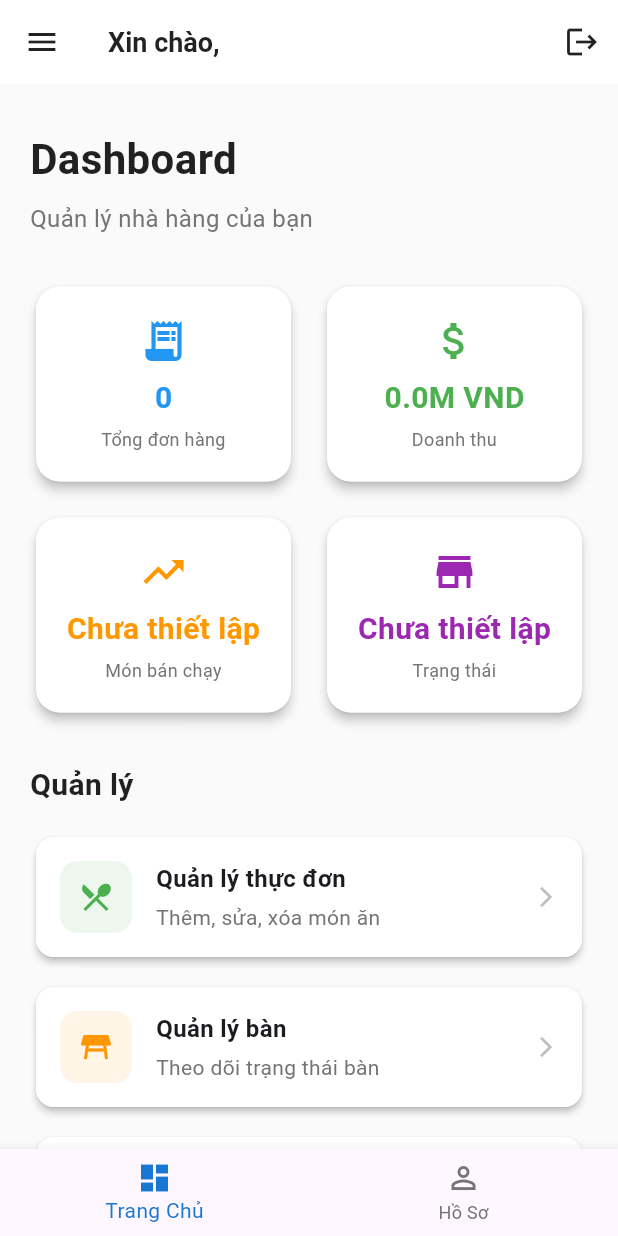
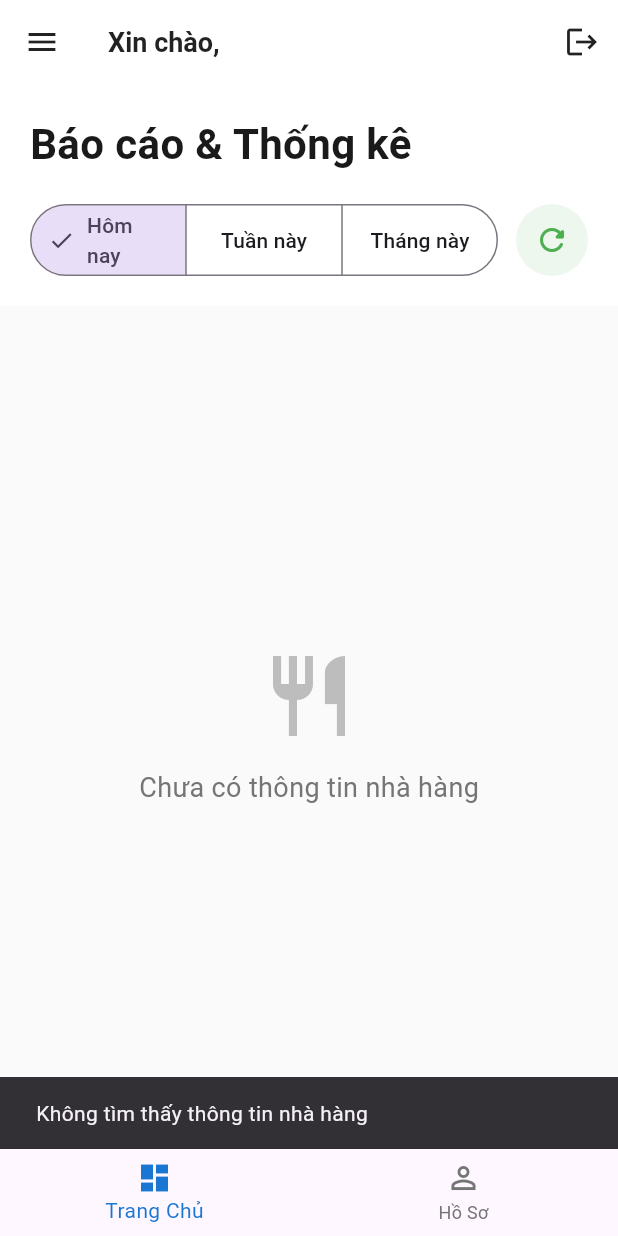
Before and after one commit to hocuong636/QLNH, a Flutter app: the OwnerPage screen opened by its route, on a phone screen of 412 x 824 dp. Run offline on Flutter 3.47's test engine with Material 3 defaults, Android fonts, the phone set to English and light mode, and no system bars; our stand-ins replace cached_network_image, firebase_auth, firebase_core, firebase_database, google_sign_in, image_picker and 1 more; missing offline and left inert: cloudinary_public; accounts and stored records are empty.

Commit message:
report owner

```diff
--- a/lib/page/owner/owner_page.dart
+++ b/lib/page/owner/owner_page.dart
@@ -11,6 +11,7 @@ import 'inventory_management_page.dart';
 import 'owner_restaurant_management_page.dart';
 import 'staff_management_page.dart';
 import 'staff_request_management_page.dart';
+import 'reports_page.dart';
 
 class OwnerPage extends StatefulWidget {
   const OwnerPage({super.key});
@@ -223,6 +224,18 @@ class _OwnerPageState extends State<OwnerPage> {
               );
             },
           ),
+          ListTile(
+            leading: const Icon(Icons.analytics),
+            title: const Text('Báo cáo & Thống kê'),
+            onTap: () {
+              Navigator.of(context).pop();
+              Navigator.of(context).push(
+                MaterialPageRoute(
+                  builder: (context) => const OwnerReportsPage(),
+                ),
+              );
+            },
+          ),
         ],
       ),
     );
@@ -285,178 +298,7 @@ class _OwnerPageState extends State<OwnerPage> {
   }
 
   Widget _buildDashboardPage(String? userName) {
-    return RefreshIndicator(
-      onRefresh: _loadDashboardStats,
-      child: SingleChildScrollView(
-        physics: const AlwaysScrollableScrollPhysics(),
-        padding: const EdgeInsets.all(20.0),
-        child: Column(
-          crossAxisAlignment: CrossAxisAlignment.start,
-          children: [
-            const SizedBox(height: 10),
-            Text(
-              'Dashboard',
-              style: const TextStyle(
-                fontSize: 28,
-                fontWeight: FontWeight.bold,
-                color: Colors.black87,
-              ),
-            ),
-            const SizedBox(height: 8),
-            Text(
-              'Quản lý nhà hàng của bạn',
-              style: TextStyle(fontSize: 16, color: Colors.grey.shade600),
-            ),
-            const SizedBox(height: 30),
-
-            // Statistics Cards
-            Row(
-              children: [
-                Expanded(
-                  child: _buildStatCard(
-                    'Tổng đơn hàng',
-                    _isLoadingStats ? '...' : _totalOrders.toString(),
-                    Icons.receipt_long,
-                    Colors.blue,
-                    () => Navigator.of(context).push(
-                      MaterialPageRoute(
-                        builder: (context) => const OrderManagementPage(),
-                      ),
-                    ),
-                  ),
-                ),
-                const SizedBox(width: 16),
-                Expanded(
-                  child: _buildStatCard(
-                    'Doanh thu',
-                    _isLoadingStats
-                        ? '...'
-                        : '${(_totalRevenue / 1000000).toStringAsFixed(1)}M VND',
-                    Icons.attach_money,
-                    Colors.green,
-                    () => Navigator.of(context).push(
-                      MaterialPageRoute(
-                        builder: (context) => const OrderManagementPage(),
-                      ),
-                    ),
-                  ),
-                ),
-              ],
-            ),
-            const SizedBox(height: 16),
-            Row(
-              children: [
-                Expanded(
-                  child: _buildStatCard(
-                    'Món bán chạy',
-                    _bestSellingItem,
-                    Icons.trending_up,
-                    Colors.orange,
-                    () => Navigator.of(context).push(
-                      MaterialPageRoute(
-                        builder: (context) => const MenuManagementPage(),
-                      ),
-                    ),
-                  ),
-                ),
-                const SizedBox(width: 16),
-                Expanded(
-                  child: _buildStatCard(
-                    'Trạng thái',
-                    _restaurantStatus,
-                    Icons.store,
-                    Colors.purple,
-                    () => Navigator.of(context).push(
-                      MaterialPageRoute(
-                        builder: (context) =>
-                            const OwnerRestaurantManagementPage(),
-                      ),
-                    ),
-                  ),
-                ),
-              ],
-            ),
-
-            const SizedBox(height: 30),
-
-            // Management Cards
-            Text(
-              'Quản lý',
-              style: TextStyle(
-                fontSize: 20,
-                fontWeight: FontWeight.w600,
-                color: Colors.black87,
-              ),
-            ),
-            const SizedBox(height: 16),
-
-            _buildManagementCard(
-              'Quản lý thực đơn',
-              'Thêm, sửa, xóa món ăn',
-              Icons.restaurant_menu,
-              Colors.green,
-              () => Navigator.of(context).push(
-                MaterialPageRoute(
-                  builder: (context) => const MenuManagementPage(),
-                ),
-              ),
-            ),
-            const SizedBox(height: 12),
-
-            _buildManagementCard(
-              'Quản lý bàn',
-              'Theo dõi trạng thái bàn',
-              Icons.table_restaurant,
-              Colors.orange,
-              () => Navigator.of(context).push(
-                MaterialPageRoute(
-                  builder: (context) => const TableManagementPage(),
-                ),
-              ),
-            ),
-            const SizedBox(height: 12),
-
-            _buildManagementCard(
-              'Quản lý đơn hàng',
-              'Xem và cập nhật đơn hàng',
-              Icons.receipt_long,
-              Colors.purple,
-              () => Navigator.of(context).push(
-                MaterialPageRoute(
-                  builder: (context) => const OrderManagementPage(),
-                ),
-              ),
-            ),
-            const SizedBox(height: 12),
-
-            _buildManagementCard(
-              'Quản lý kho',
-              'Theo dõi nguyên liệu',
-              Icons.inventory,
-              Colors.teal,
-              () => Navigator.of(context).push(
-                MaterialPageRoute(
-                  builder: (context) => const InventoryManagementPage(),
-                ),
-              ),
-            ),
-            const SizedBox(height: 12),
-
-            _buildManagementCard(
-              'Quản lý nhân viên',
-              'Thêm và quản lý nhân viên nhà hàng',
-              Icons.people,
-              Colors.indigo,
-              () => Navigator.of(context).push(
-                MaterialPageRoute(
-                  builder: (context) => const StaffManagementPage(),
-                ),
-              ),
-            ),
-          ],
-        ),
-      ),
-    );
+    return const OwnerReportsPage();
   }
 
   Widget _buildStatCard(
--- /dev/null
+++ b/lib/page/owner/reports_page.dart
@@ -0,0 +1,477 @@
+import 'package:flutter/material.dart';
+import 'package:firebase_database/firebase_database.dart';
+import 'package:quanlynhahang/services/local_storage_service.dart';
+
+class OwnerReportsPage extends StatefulWidget {
+  const OwnerReportsPage({super.key});
+
+  @override
+  State<OwnerReportsPage> createState() => _OwnerReportsPageState();
+}
+
+class _OwnerReportsPageState extends State<OwnerReportsPage> {
+  final FirebaseDatabase _database = FirebaseDatabase.instance;
+  final LocalStorageService _localStorageService = LocalStorageService();
+
+  String _selectedPeriod = 'today'; // today, week, month
+  String? _restaurantId;
+
+  Map<String, dynamic> _revenueData = {};
+  Map<String, int> _orderStats = {};
+  bool _isLoading = true;
+
+  @override
+  void initState() {
+    super.initState();
+    _loadRestaurantId();
+  }
+
+  Future<void> _loadRestaurantId() async {
+    final restaurantId = _localStorageService.getRestaurantId();
+    if (restaurantId != null) {
+      setState(() {
+        _restaurantId = restaurantId;
+      });
+      _loadReports();
+    } else {
+      setState(() => _isLoading = false);
+      if (mounted) {
+        ScaffoldMessenger.of(context).showSnackBar(
+          const SnackBar(content: Text('Không tìm thấy thông tin nhà hàng')),
+        );
+      }
+    }
+  }
+
+  Future<void> _loadReports() async {
+    if (_restaurantId == null) return;
+
+    setState(() => _isLoading = true);
+
+    try {
+      await Future.wait([
+        _loadRevenueData(),
+        _loadOrderStats(),
+      ]);
+
+      setState(() => _isLoading = false);
+    } catch (e) {
+      print('Error loading reports: $e');
+      setState(() => _isLoading = false);
+      if (mounted) {
+        ScaffoldMessenger.of(context).showSnackBar(
+          SnackBar(content: Text('Lỗi tải báo cáo: $e')),
+        );
+      }
+    }
+  }
+
+  Future<void> _loadRevenueData() async {
+    if (_restaurantId == null) return;
+
+    try {
+      final ordersSnapshot = await _database.ref('orders').get();
+      double totalRevenue = 0;
+      int totalOrders = 0;
+
+      if (ordersSnapshot.exists) {
+        final ordersData = ordersSnapshot.value as Map<dynamic, dynamic>?;
+        if (ordersData != null) {
+          ordersData.forEach((key, value) {
+            if (value is Map) {
+              // Chỉ lấy orders của nhà hàng này
+              final orderRestaurantId = value['restaurantId']?.toString();
+              if (orderRestaurantId != _restaurantId) return;
+
+              final orderDate = value['createdAt'] != null
+                  ? DateTime.parse(value['createdAt'])
+                  : null;
+
+              if (orderDate != null && _isDateInRange(orderDate)) {
+                final status = value['status']?.toString();
+                if (status == 'paid') {
+                  final totalAmount = value['totalAmount'];
+                  final total = totalAmount is int
+                      ? totalAmount.toDouble()
+                      : (totalAmount is double ? totalAmount : 0.0);
+                  totalRevenue += total;
+                  totalOrders++;
+                }
+              }
+            }
+          });
+        }
+      }
+
+      setState(() {
+        _revenueData = {
+          'totalRevenue': totalRevenue,
+          'totalOrders': totalOrders,
+          'averageOrderValue': totalOrders > 0 ? totalRevenue / totalOrders : 0.0,
+        };
+      });
+    } catch (e) {
+      print('Error loading revenue data: $e');
+    }
+  }
+
+  Future<void> _loadOrderStats() async {
+    if (_restaurantId == null) return;
+
+    try {
+      final ordersSnapshot = await _database.ref('orders').get();
+      Map<String, int> stats = {
+        'new': 0,
+        'cooking': 0,
+        'done': 0,
+        'paid': 0,
+      };
+
+      if (ordersSnapshot.exists) {
+        final ordersData = ordersSnapshot.value as Map<dynamic, dynamic>?;
+        if (ordersData != null) {
+          ordersData.forEach((key, value) {
+            if (value is Map) {
+              // Chỉ lấy orders của nhà hàng này
+              final orderRestaurantId = value['restaurantId']?.toString();
+              if (orderRestaurantId != _restaurantId) return;
+
+              final orderDate = value['createdAt'] != null
+                  ? DateTime.parse(value['createdAt'])
+                  : null;
+
+              if (orderDate != null && _isDateInRange(orderDate)) {
+                final status = value['status']?.toString();
+                if (status != null) {
+                  final statusKey = status.replaceAll('_', '');
+                  if (stats.containsKey(statusKey)) {
+                    stats[statusKey] = (stats[statusKey] ?? 0) + 1;
+                  }
+                }
+              }
+            }
+          });
+        }
+      }
+
+      setState(() {
+        _orderStats = stats;
+      });
+    } catch (e) {
+      print('Error loading order stats: $e');
+    }
+  }
+
+  bool _isDateInRange(DateTime date) {
+    final now = DateTime.now();
+    switch (_selectedPeriod) {
+      case 'today':
+        return date.year == now.year &&
+               date.month == now.month &&
+               date.day == now.day;
+      case 'week':
+        final weekStart = now.subtract(Duration(days: now.weekday - 1));
+        return date.isAfter(weekStart.subtract(const Duration(days: 1))) &&
+               date.isBefore(now.add(const Duration(days: 1)));
+      case 'month':
+        return date.year == now.year && date.month == now.month;
+      default:
+        return true;
+    }
+  }
+
+  double _getDoubleValue(dynamic value) {
+    if (value == null) return 0.0;
+    if (value is double) return value;
+    if (value is int) return value.toDouble();
+    if (value is String) return double.tryParse(value) ?? 0.0;
+    return 0.0;
+  }
+
+  String _formatCurrency(double amount) {
+    return '${amount.toStringAsFixed(0).replaceAllMapped(
+      RegExp(r'(\d{1,3})(?=(\d{3})+(?!\d))'),
+      (Match m) => '${m[1]},',
+    )} VND';
+  }
+
+  @override
+  Widget build(BuildContext context) {
+    return Column(
+      children: [
+        // Header section với title lớn
+        Container(
+          padding: const EdgeInsets.fromLTRB(20, 20, 20, 16),
+          color: Colors.white,
+          child: Column(
+            crossAxisAlignment: CrossAxisAlignment.start,
+            children: [
+              const Text(
+                'Báo cáo & Thống kê',
+                style: TextStyle(
+                  fontSize: 28,
+                  fontWeight: FontWeight.bold,
+                  color: Color(0xFF1A1A1A),
+                ),
+              ),
+              const SizedBox(height: 16),
+              // Period selector
+              Row(
+                children: [
+                  Expanded(
+                    child: SegmentedButton<String>(
+                      segments: const [
+                        ButtonSegment(value: 'today', label: Text('Hôm nay')),
+                        ButtonSegment(value: 'week', label: Text('Tuần này')),
+                        ButtonSegment(value: 'month', label: Text('Tháng này')),
+                      ],
+                      selected: {_selectedPeriod},
+                      onSelectionChanged: (Set<String> newSelection) {
+                        setState(() {
+                          _selectedPeriod = newSelection.first;
+                          _loadReports();
+                        });
+                      },
+                    ),
+                  ),
+                  const SizedBox(width: 12),
+                  Container(
+                    decoration: BoxDecoration(
+                      color: const Color(0xFF4CAF50).withOpacity(0.1),
+                      shape: BoxShape.circle,
+                    ),
+                    child: IconButton(
+                      icon: const Icon(Icons.refresh_rounded),
+                      onPressed: _loadReports,
+                      tooltip: 'Làm mới',
+                      color: const Color(0xFF4CAF50),
+                    ),
+                  ),
+                ],
+              ),
+            ],
+          ),
+        ),
+        // Body content
+        Expanded(
+          child: _isLoading
+              ? const Center(
+                  child: CircularProgressIndicator(
+                    valueColor: AlwaysStoppedAnimation<Color>(Color(0xFF4CAF50)),
+                  ),
+                )
+              : _restaurantId == null
+                  ? Center(
+                      child: Column(
+                        mainAxisAlignment: MainAxisAlignment.center,
+                        children: [
+                          Icon(
+                            Icons.restaurant_outlined,
+                            size: 64,
+                            color: Colors.grey.shade400,
+                          ),
+                          const SizedBox(height: 16),
+                          Text(
+                            'Chưa có thông tin nhà hàng',
+                            style: TextStyle(
+                              fontSize: 18,
+                              color: Colors.grey.shade600,
+                            ),
+                          ),
+                        ],
+                      ),
+                    )
+                  : SingleChildScrollView(
+                      padding: const EdgeInsets.all(16),
+                      child: Column(
+                        crossAxisAlignment: CrossAxisAlignment.start,
+                        children: [
+                          // Revenue Summary Cards
+                          Row(
+                            children: [
+                              Expanded(
+                                child: _buildStatCard(
+                                  title: 'Tổng Doanh Thu',
+                                  value: _formatCurrency(_getDoubleValue(_revenueData['totalRevenue'])),
+                                  icon: Icons.attach_money,
+                                  color: const Color(0xFF2ECC71),
+                                ),
+                              ),
+                              const SizedBox(width: 12),
+                              Expanded(
+                                child: _buildStatCard(
+                                  title: 'Tổng Đơn Hàng',
+                                  value: '${_revenueData['totalOrders'] ?? 0}',
+                                  icon: Icons.receipt_long,
+                                  color: const Color(0xFF3498DB),
+                                ),
+                              ),
+                            ],
+                          ),
+                          const SizedBox(height: 12),
+                          _buildStatCard(
+                            title: 'Giá Trị Đơn Hàng Trung Bình',
+                            value: _formatCurrency(_getDoubleValue(_revenueData['averageOrderValue'])),
+                            icon: Icons.trending_up,
+                            color: const Color(0xFF9B59B6),
+                          ),
+
+                          const SizedBox(height: 24),
+
+                          // Order Status Stats
+                          const Text(
+                            'Thống kê Đơn hàng',
+                            style: TextStyle(
+                              fontSize: 18,
+                              fontWeight: FontWeight.w600,
+                              color: Color(0xFF1A1A1A),
+                            ),
+                          ),
+                          const SizedBox(height: 12),
+                          Container(
+                            decoration: BoxDecoration(
+                              color: Colors.white,
+                              borderRadius: BorderRadius.circular(16),
+                              border: Border.all(
+                                color: Colors.grey.shade200,
+                                width: 1,
+                              ),
+                              boxShadow: [
+                                BoxShadow(
+                                  color: Colors.black.withOpacity(0.04),
+                                  blurRadius: 10,
+                                  offset: const Offset(0, 2),
+                                ),
+                              ],
+                            ),
+                            child: Padding(
+                              padding: const EdgeInsets.all(16),
+                              child: Column(
+                                children: [
+                                  _buildOrderStatRow('Đơn mới', _orderStats['new'] ?? 0, Colors.orange),
+                                  const Divider(),
+                                  _buildOrderStatRow('Đang chế biến', _orderStats['cooking'] ?? 0, Colors.blue),
+                                  const Divider(),
+                                  _buildOrderStatRow('Hoàn thành', _orderStats['done'] ?? 0, Colors.green),
+                                  const Divider(),
+                                  _buildOrderStatRow('Đã thanh toán', _orderStats['paid'] ?? 0, Colors.purple),
+                                ],
+                              ),
+                            ),
+                          ),
+                        ],
+                      ),
+                    ),
+        ),
+      ],
+    );
+  }
+
+  Widget _buildStatCard({
+    required String title,
+    required String value,
+    required IconData icon,
+    required Color color,
+  }) {
+    return Container(
+      decoration: BoxDecoration(
+        color: Colors.white,
+        borderRadius: BorderRadius.circular(16),
+        border: Border.all(
+          color: Colors.grey.shade200,
+          width: 1,
+        ),
+        boxShadow: [
+          BoxShadow(
+            color: Colors.black.withOpacity(0.04),
+            blurRadius: 10,
+            offset: const Offset(0, 2),
+          ),
+        ],
+      ),
+      child: Container(
+        padding: const EdgeInsets.all(16),
+        decoration: BoxDecoration(
+          borderRadius: BorderRadius.circular(16),
+          gradient: LinearGradient(
+            colors: [Colors.white, color.withOpacity(0.03)],
+            begin: Alignment.topLeft,
+            end: Alignment.bottomRight,
+          ),
+        ),
+        child: Column(
+          crossAxisAlignment: CrossAxisAlignment.start,
+          children: [
+            Row(
+              mainAxisAlignment: MainAxisAlignment.spaceBetween,
+              children: [
+                Container(
+                  padding: const EdgeInsets.all(8),
+                  decoration: BoxDecoration(
+                    color: color.withOpacity(0.1),
+                    borderRadius: BorderRadius.circular(12),
+                  ),
+                  child: Icon(icon, color: color, size: 20),
+                ),
+              ],
+            ),
+            const SizedBox(height: 12),
+            Text(
+              title,
+              style: TextStyle(
+                fontSize: 13,
+                color: Colors.grey.shade600,
+                fontWeight: FontWeight.w500,
+              ),
+            ),
+            const SizedBox(height: 4),
+            Text(
+              value,
+              style: TextStyle(
+                fontSize: 20,
+                fontWeight: FontWeight.bold,
+                color: color,
+              ),
+            ),
+          ],
+        ),
+      ),
+    );
+  }
+
+  Widget _buildOrderStatRow(String label, int count, Color color) {
+    return Padding(
+      padding: const EdgeInsets.symmetric(vertical: 8),
+      child: Row(
+        mainAxisAlignment: MainAxisAlignment.spaceBetween,
+        children: [
+          Row(
+            children: [
+              Container(
+                width: 12,
+                height: 12,
+                decoration: BoxDecoration(
+                  color: color,
+                  shape: BoxShape.circle,
+                ),
+              ),
+              const SizedBox(width: 12),
+              Text(
+                label,
+                style: const TextStyle(fontWeight: FontWeight.w500),
+              ),
+            ],
+          ),
+          Text(
+            '$count',
+            style: TextStyle(
+              fontSize: 18,
+              fontWeight: FontWeight.bold,
+              color: color,
+            ),
+          ),
+        ],
+      ),
+    );
+  }
+}
```
